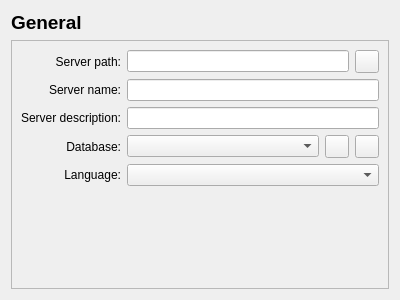
Above: Commander/config/ui/general_page.ui from AnpeJIb/Horus-Commander before the change. Below: the same form after it.
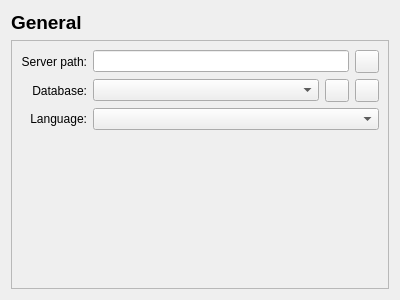
That is the form after the change. Icons and pictures are not drawn.

Commit message: Server name and description moved from general settings to commander info. #8, #12

```diff
--- a/Commander/config/ui/general_page.ui
+++ b/Commander/config/ui/general_page.ui
@@ -39,79 +39,7 @@
      <layout class="QVBoxLayout" name="verticalLayout">
       <item>
        <layout class="QGridLayout" name="gridLayout">
-        <item row="0" column="0">
-         <widget class="QLabel" name="label">
-          <property name="text">
-           <string>Server path:</string>
-          </property>
-          <property name="alignment">
-           <set>Qt::AlignRight|Qt::AlignTrailing|Qt::AlignVCenter</set>
-          </property>
-         </widget>
-        </item>
-        <item row="1" column="1">
-         <widget class="QLineEdit" name="serverName"/>
-        </item>
         <item row="2" column="0">
-         <widget class="QLabel" name="label_3">
-          <property name="text">
-           <string>Server description:</string>
-          </property>
-          <property name="alignment">
-           <set>Qt::AlignRight|Qt::AlignTrailing|Qt::AlignVCenter</set>
-          </property>
-         </widget>
-        </item>
-        <item row="2" column="1">
-         <widget class="QLineEdit" name="serverDescr"/>
-        </item>
-        <item row="3" column="0">
-         <widget class="QLabel" name="label_6">
-          <property name="text">
-           <string>Database:</string>
-          </property>
-          <property name="alignment">
-           <set>Qt::AlignRight|Qt::AlignTrailing|Qt::AlignVCenter</set>
-          </property>
-         </widget>
-        </item>
-        <item row="3" column="1">
-         <layout class="QHBoxLayout" name="horizontalLayout_3">
-          <item>
-           <widget class="QComboBox" name="dbBox"/>
-          </item>
-          <item>
-           <widget class="QToolButton" name="dbEdit">
-            <property name="icon">
-             <iconset resource="../../img.qrc">
-              <normaloff>:/img/edit.png</normaloff>:/img/edit.png</iconset>
-            </property>
-           </widget>
-          </item>
-          <item>
-           <widget class="QToolButton" name="dbConnectionState">
-            <property name="icon">
-             <iconset resource="../../img.qrc">
-              <normaloff>:/img/disconnected.png</normaloff>:/img/disconnected.png</iconset>
-            </property>
-           </widget>
-          </item>
-         </layout>
-        </item>
-        <item row="4" column="1">
-         <widget class="QComboBox" name="langBox"/>
-        </item>
-        <item row="1" column="0">
-         <widget class="QLabel" name="label_2">
-          <property name="text">
-           <string>Server name:</string>
-          </property>
-          <property name="alignment">
-           <set>Qt::AlignRight|Qt::AlignTrailing|Qt::AlignVCenter</set>
-          </property>
-         </widget>
-        </item>
-        <item row="4" column="0">
          <widget class="QLabel" name="label_4">
           <property name="text">
            <string>Language:</string>
@@ -139,6 +67,52 @@
           </item>
          </layout>
         </item>
+        <item row="1" column="1">
+         <layout class="QHBoxLayout" name="horizontalLayout_3">
+          <item>
+           <widget class="QComboBox" name="dbBox"/>
+          </item>
+          <item>
+           <widget class="QToolButton" name="dbEdit">
+            <property name="icon">
+             <iconset resource="../../img.qrc">
+              <normaloff>:/img/edit.png</normaloff>:/img/edit.png</iconset>
+            </property>
+           </widget>
+          </item>
+          <item>
+           <widget class="QToolButton" name="dbConnectionState">
+            <property name="icon">
+             <iconset resource="../../img.qrc">
+              <normaloff>:/img/disconnected.png</normaloff>:/img/disconnected.png</iconset>
+            </property>
+           </widget>
+          </item>
+         </layout>
+        </item>
+        <item row="2" column="1">
+         <widget class="QComboBox" name="langBox"/>
+        </item>
+        <item row="0" column="0">
+         <widget class="QLabel" name="label">
+          <property name="text">
+           <string>Server path:</string>
+          </property>
+          <property name="alignment">
+           <set>Qt::AlignRight|Qt::AlignTrailing|Qt::AlignVCenter</set>
+          </property>
+         </widget>
+        </item>
+        <item row="1" column="0">
+         <widget class="QLabel" name="label_6">
+          <property name="text">
+           <string>Database:</string>
+          </property>
+          <property name="alignment">
+           <set>Qt::AlignRight|Qt::AlignTrailing|Qt::AlignVCenter</set>
+          </property>
+         </widget>
+        </item>
        </layout>
       </item>
       <item>
```
The commit also changes 1 other file.
